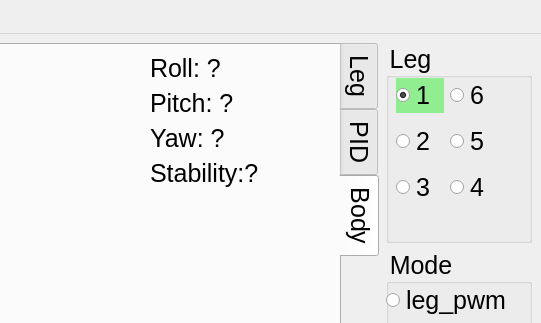
Before: the Qt Designer form stompy/ui/stompy.ui in braingram/stompy, drawn with Qt 5; both pictures show x 689 to 1230 and y 0 to 323 of the 1230 by 767 pixel window.
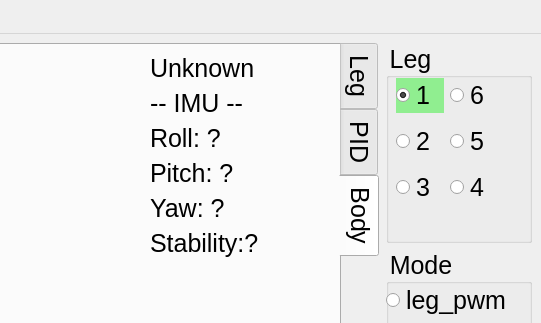
After: the same form once the commit is applied. Custom widgets are drawn as their Qt base class.

Commit message: shiftable leg centers, use projected restriction, fixing halt/unhalt bug, adding halt and res states to ui

The edit to the form file:
```diff
--- a/stompy/ui/stompy.ui
+++ b/stompy/ui/stompy.ui
@@ -791,6 +791,20 @@
           </item>
           <item>
            <layout class="QVBoxLayout" name="verticalLayout_11">
+            <item>
+             <widget class="QLabel" name="haltLabel">
+              <property name="text">
+               <string>Unknown</string>
+              </property>
+             </widget>
+            </item>
+            <item>
+             <widget class="QLabel" name="label_6">
+              <property name="text">
+               <string>-- IMU --</string>
+              </property>
+             </widget>
+            </item>
             <item>
              <widget class="QLabel" name="rollLabel">
               <property name="minimumSize">
```
The commit also changes 7 other files.
